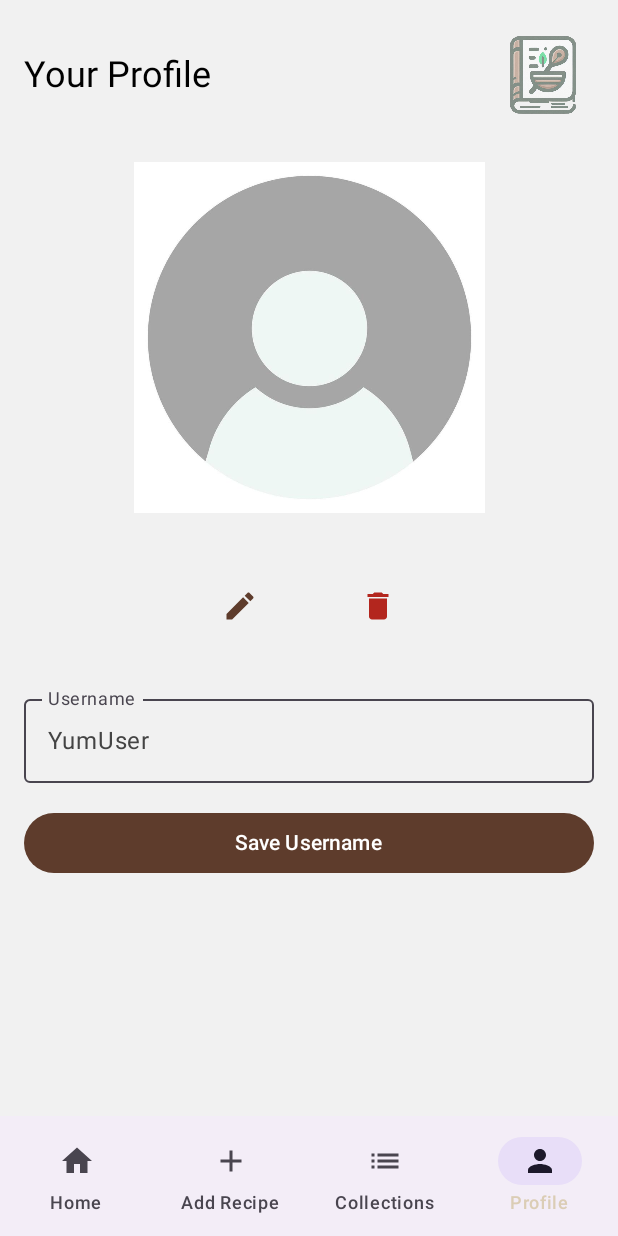
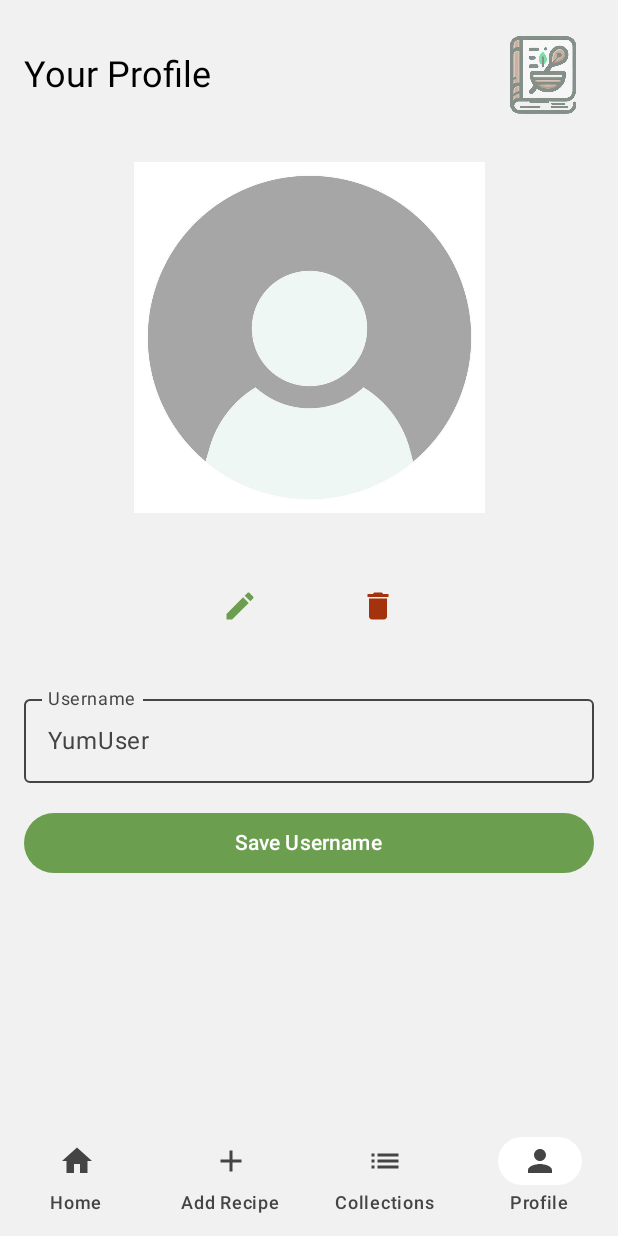
Before and after one commit to Alyra07/YumNotes, an Android app built with Jetpack Compose: the screen it shows after launch (MainActivity), item 4 of the bottom bar chosen, on a phone screen of 412 x 824 dp. Run offline under Robolectric (Android 15) with nearby library versions, the light colour scheme and no system bars; our stand-ins replace Room's generated code.

Commit message:
dynamicColor scheme #2

```diff
--- a/app/src/main/java/at/mirjam/yumnotes/content/AddRecipeScreen.kt
+++ b/app/src/main/java/at/mirjam/yumnotes/content/AddRecipeScreen.kt
@@ -47,6 +47,7 @@ fun AddRecipeScreen(recipeViewModel: RecipeViewModel) {
         item {
             HeaderWithLogo(heading = "Add New Recipe")
         }
+
         // Recipe details fields
         item {
             OutlinedTextField( // recipe.name
@@ -127,7 +128,11 @@ fun AddRecipeScreen(recipeViewModel: RecipeViewModel) {
         item { // Select Image Button
             Button(
                 onClick = { getImage.launch("image/*") },
-                modifier = Modifier.fillMaxWidth()
+                modifier = Modifier.fillMaxWidth(),
+                colors = ButtonDefaults.buttonColors(
+                    containerColor = MaterialTheme.colorScheme.secondary,
+                    contentColor = MaterialTheme.colorScheme.onSecondary
+                )
             ) {
                 Text("Select Image")
             }
--- a/app/src/main/java/at/mirjam/yumnotes/content/ProfileScreen.kt
+++ b/app/src/main/java/at/mirjam/yumnotes/content/ProfileScreen.kt
@@ -127,11 +127,8 @@ fun ProfileScreen(profileViewModel: ProfileViewModel) {
             modifier = Modifier.fillMaxWidth(),
             singleLine = true,
             colors = OutlinedTextFieldDefaults.colors( // used to customize colors of the TextField
-                focusedBorderColor = MaterialTheme.colorScheme.onSecondary,
-                focusedLabelColor = MaterialTheme.colorScheme.onSecondary,
-                cursorColor = MaterialTheme.colorScheme.onSurface,
+                focusedBorderColor = MaterialTheme.colorScheme.onSurface,
                 unfocusedBorderColor = MaterialTheme.colorScheme.onSurfaceVariant,
-                unfocusedLabelColor = MaterialTheme.colorScheme.onSurfaceVariant,
             )
         )
 
--- a/app/src/main/java/at/mirjam/yumnotes/ui/theme/Theme.kt
+++ b/app/src/main/java/at/mirjam/yumnotes/ui/theme/Theme.kt
@@ -8,31 +8,35 @@ import androidx.compose.runtime.Composable
 
 // Define custom color schemes
 private val DarkColorScheme = darkColorScheme(
-    primary = PrimaryBrown,
+    primary = SecondaryGreen,
     onPrimary = White,
-    secondary = AccentRed,
-    onSecondary = AccentPeach,
+    secondary = AccentPeach,
+    onSecondary = DarkGray,
     background = Black,
     onBackground = LightGray,
-    surface = DarkGray,
-    onSurface = LightGray,
-    tertiary = SecondaryGreen,
+    surface = DarkGray, // color of selected tab in NavBar
+    surfaceContainer = DarkGray,
+    onSurface = LightGray, //
+    onSurfaceVariant = LightGray,
+    tertiary = PrimaryBrown,
     onTertiary = LightGray,
-    onError = AccentOrange
+    error = AccentOrange
 )
 
 private val LightColorScheme = lightColorScheme(
-    primary = PrimaryBrown,
+    primary = SecondaryGreen,
     onPrimary = White,
-    secondary = AccentBeige,
-    onSecondary = Black,
+    secondary = PrimaryBrown,
+    onSecondary = White,
     background = LightGray,
     onBackground = Black,
     surface = White,
+    surfaceContainer = LightGray,
     onSurface = DarkGray,
+    onSurfaceVariant = DarkGray,
     tertiary = AccentOrange,
     onTertiary = AccentPeach,
-    onError = AccentRed
+    error = AccentRed
 )
 
 @Composable
--- a/app/src/main/java/at/mirjam/yumnotes/util/CategoryIconRow.kt
+++ b/app/src/main/java/at/mirjam/yumnotes/util/CategoryIconRow.kt
@@ -26,6 +26,7 @@ val tagIcons = mapOf(
     "Vegetarian" to R.drawable.vegetarian_icon,
     "Sweet" to R.drawable.sweet_icon,
     "Asian Cuisine" to R.drawable.asiancuisine_icon,
+    "Drinks" to R.drawable.drinks_icon
 )
 
 // Category Icon Row to display category icons (HomeScreen, CollectionsScreen)
@@ -40,7 +41,7 @@ fun CategoryIconRow(navController: NavController) {
                 Column(
                     horizontalAlignment = Alignment.CenterHorizontally,
                     modifier = Modifier
-                        .padding(horizontal = 12.dp, vertical = 4.dp)
+                        .padding(horizontal = 13.dp, vertical = 4.dp)
                         .clickable {
                             // Navigate to CategoryScreen with the selected tag
                             navController.navigate("category/$tag")
--- a/app/src/main/java/at/mirjam/yumnotes/util/NavigationBar.kt
+++ b/app/src/main/java/at/mirjam/yumnotes/util/NavigationBar.kt
@@ -7,8 +7,10 @@ import androidx.compose.material.icons.filled.Home
 import androidx.compose.material.icons.filled.Person
 import androidx.compose.material3.BottomAppBar
 import androidx.compose.material3.Icon
+import androidx.compose.material3.MaterialTheme
 import androidx.compose.material3.NavigationBar
 import androidx.compose.material3.NavigationBarItem
+import androidx.compose.material3.NavigationBarItemDefaults
 import androidx.compose.material3.Text
 import androidx.compose.runtime.Composable
 import androidx.navigation.NavController
@@ -24,14 +26,24 @@ fun BottomNavigationBar(navController: NavController) {
     )
 
     BottomAppBar {
-        NavigationBar {
+        NavigationBar (
+            containerColor = MaterialTheme.colorScheme.surfaceContainer,
+            contentColor = MaterialTheme.colorScheme.onSurface
+        ) {
             val currentDestination = navController.currentBackStackEntryAsState().value?.destination?.route
             items.forEach { item ->
                 NavigationBarItem(
                     icon = { Icon(imageVector = item.icon, contentDescription = item.label) },
                     label = { Text(text = item.label) },
                     selected = currentDestination == item.route,
-                    onClick = { navController.navigate(item.route) }
+                    onClick = { navController.navigate(item.route) },
+                    colors = NavigationBarItemDefaults.colors(
+                        selectedIconColor = MaterialTheme.colorScheme.onSurface,
+                        selectedTextColor = MaterialTheme.colorScheme.onSurface,
+                        indicatorColor = MaterialTheme.colorScheme.surface,
+                        unselectedIconColor = MaterialTheme.colorScheme.onSurfaceVariant,
+                        unselectedTextColor = MaterialTheme.colorScheme.onSurfaceVariant
+                        )
                 )
             }
         }
--- a/app/src/main/java/at/mirjam/yumnotes/util/SearchBar.kt
+++ b/app/src/main/java/at/mirjam/yumnotes/util/SearchBar.kt
@@ -19,6 +19,7 @@ fun SearchBar(
 ) {
     TextField(
         value = searchQuery.value,
+        // set the value of the search field
         onValueChange = { newValue ->
             searchQuery.value = newValue
             onSearchQueryChanged(newValue)
@@ -38,7 +39,7 @@ fun SearchBar(
             .padding(8.dp),
         colors = TextFieldDefaults.colors(
             unfocusedContainerColor = MaterialTheme.colorScheme.surface,
-            focusedContainerColor = MaterialTheme.colorScheme.secondary,
+            focusedContainerColor = MaterialTheme.colorScheme.surfaceContainer,
             cursorColor = MaterialTheme.colorScheme.onSecondary
         ),
         textStyle = MaterialTheme.typography.bodyMedium.copy(color = MaterialTheme.colorScheme.onSurface),
```
Also changed, not shown: app/src/main/res/drawable/drinks_icon.png (added), app/src/main/res/drawable/yumnotes_logo.png.
